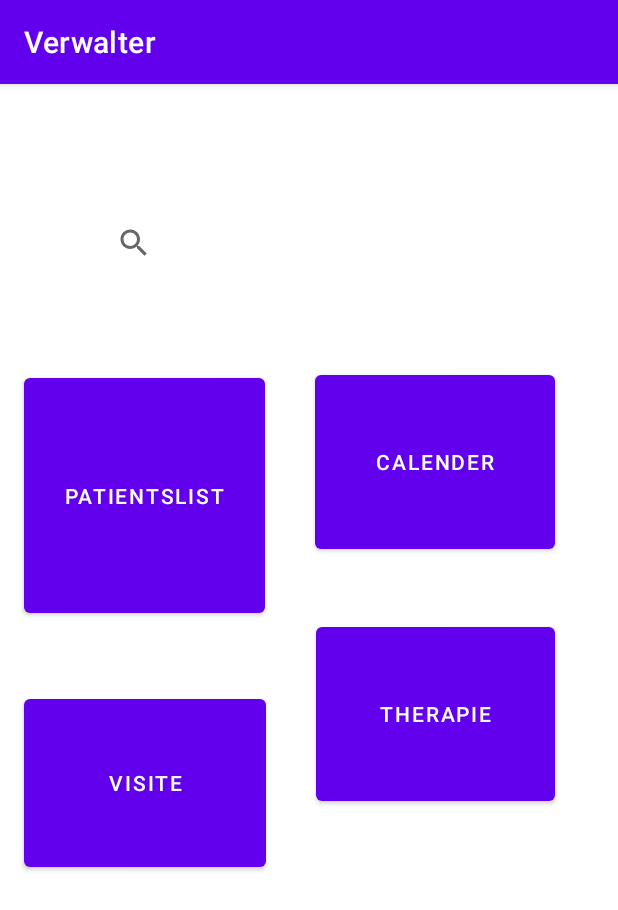
After one commit to VinskyStrauss/OClickNic, an Android app: the ArztSearchActivity screen opened directly, with no data from a screen before it, on a phone screen of 412 x 824 dp. The commit adds this screen. Shown: the top 910 px of the screen. Run offline under Robolectric (Android 15) with nearby library versions, the phone set to English and light mode, and no system bars.

Commit message:
Fabrice search_activity

```diff
--- a/app/src/main/AndroidManifest.xml
+++ b/app/src/main/AndroidManifest.xml
@@ -12,6 +12,13 @@
         android:supportsRtl="true"
         android:theme="@style/Theme.MyApplication"
         tools:targetApi="31">
+        <activity
+            android:name=".ArztSearchActivity"
+            android:exported="false">
+            <meta-data
+                android:name="android.app.lib_name"
+                android:value="" />
+        </activity>
         <activity
             android:name=".AddPatient"
             android:exported="false">
--- /dev/null
+++ b/app/src/main/java/com/example/myapplication/ArztSearchActivity.java
@@ -0,0 +1,14 @@
+package com.example.myapplication;
+
+import androidx.appcompat.app.AppCompatActivity;
+
+import android.os.Bundle;
+
+public class ArztSearchActivity extends AppCompatActivity {
+
+    @Override
+    protected void onCreate(Bundle savedInstanceState) {
+        super.onCreate(savedInstanceState);
+        setContentView(R.layout.activity_arzt_search);
+    }
+}
--- /dev/null
+++ b/app/src/main/res/layout/activity_arzt_search.xml
@@ -0,0 +1,71 @@
+<?xml version="1.0" encoding="utf-8"?>
+<androidx.constraintlayout.widget.ConstraintLayout xmlns:android="http://schemas.android.com/apk/res/android"
+    xmlns:app="http://schemas.android.com/apk/res-auto"
+    xmlns:tools="http://schemas.android.com/tools"
+    android:layout_width="match_parent"
+    android:layout_height="match_parent"
+    tools:context=".ArztSearchActivity">
+
+    <Button
+        android:id="@+id/button5"
+        android:layout_width="0dp"
+        android:layout_height="0dp"
+        android:layout_marginStart="16dp"
+        android:layout_marginTop="190dp"
+        android:layout_marginEnd="33dp"
+        android:layout_marginBottom="45dp"
+        android:gravity="center"
+        android:text="@string/patientslist"
+        app:layout_constraintBottom_toTopOf="@+id/button7"
+        app:layout_constraintEnd_toStartOf="@+id/button6"
+        app:layout_constraintStart_toStartOf="parent"
+        app:layout_constraintTop_toTopOf="parent" />
+
+    <Button
+        android:id="@+id/button6"
+        android:layout_width="0dp"
+        android:layout_height="128dp"
+        android:layout_marginEnd="42dp"
+        android:layout_marginBottom="40dp"
+        android:text="@string/calender"
+        app:layout_constraintBottom_toTopOf="@+id/button8"
+        app:layout_constraintEnd_toEndOf="parent"
+        app:layout_constraintStart_toEndOf="@+id/button5" />
+
+    <Button
+        android:id="@+id/button7"
+        android:layout_width="161dp"
+        android:layout_height="124dp"
+        android:layout_marginStart="16dp"
+        android:layout_marginEnd="33dp"
+        android:layout_marginBottom="240dp"
+        android:text="@string/visite"
+        app:layout_constraintBottom_toBottomOf="parent"
+        app:layout_constraintEnd_toStartOf="@+id/button8"
+        app:layout_constraintStart_toStartOf="parent"
+        app:layout_constraintTop_toBottomOf="@+id/button5" />
+
+    <Button
+        android:id="@+id/button8"
+        android:layout_width="0dp"
+        android:layout_height="128dp"
+        android:layout_marginTop="356dp"
+        android:layout_marginEnd="42dp"
+        android:text="@string/therapie"
+        app:layout_constraintEnd_toEndOf="parent"
+        app:layout_constraintStart_toEndOf="@+id/button7"
+        app:layout_constraintTop_toTopOf="parent" />
+
+    <androidx.appcompat.widget.SearchView
+        android:id="@+id/searchView4"
+        android:layout_width="280dp"
+        android:layout_height="31dp"
+        android:layout_marginTop="90dp"
+        android:layout_marginBottom="67dp"
+        app:layout_constraintBottom_toTopOf="@+id/button6"
+        app:layout_constraintEnd_toEndOf="parent"
+        app:layout_constraintHorizontal_bias="0.496"
+        app:layout_constraintStart_toStartOf="parent"
+        app:layout_constraintTop_toTopOf="parent" />
+
+</androidx.constraintlayout.widget.ConstraintLayout>
--- a/app/src/main/res/values/strings.xml
+++ b/app/src/main/res/values/strings.xml
@@ -1,3 +1,7 @@
 <resources>
     <string name="app_name">My Application</string>
+    <string name="patientslist">patientslist</string>
+    <string name="calender">calender</string>
+    <string name="visite">visite</string>
+    <string name="therapie">therapie</string>
 </resources>
```
Also changed, not shown: 1 other file.
